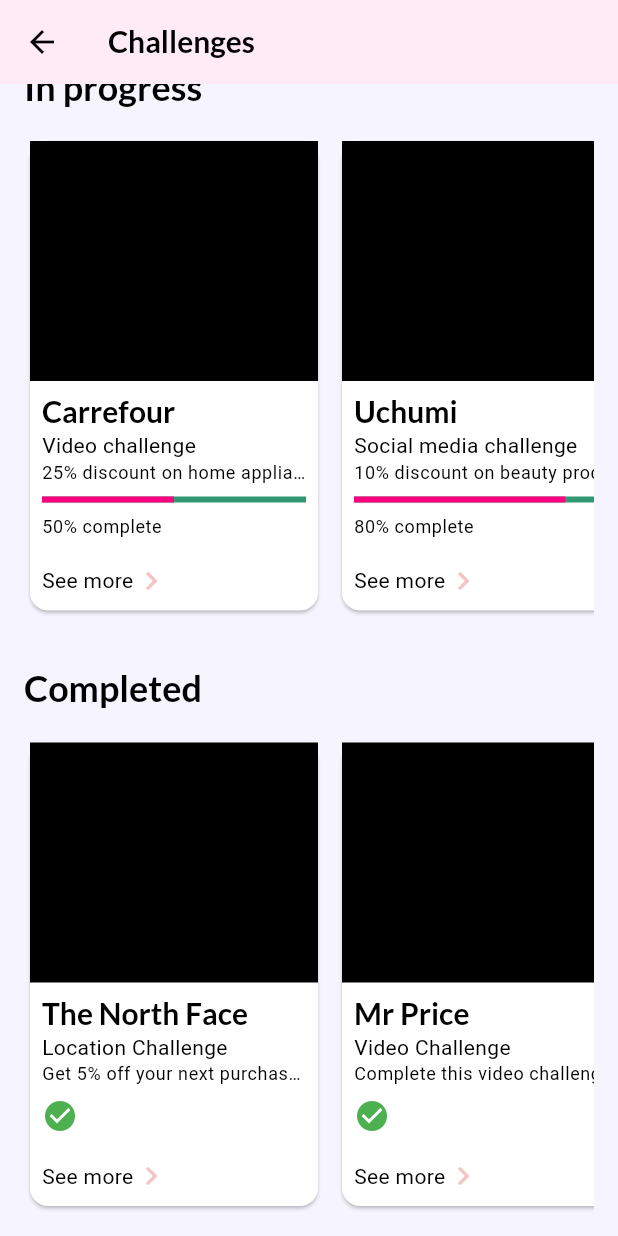
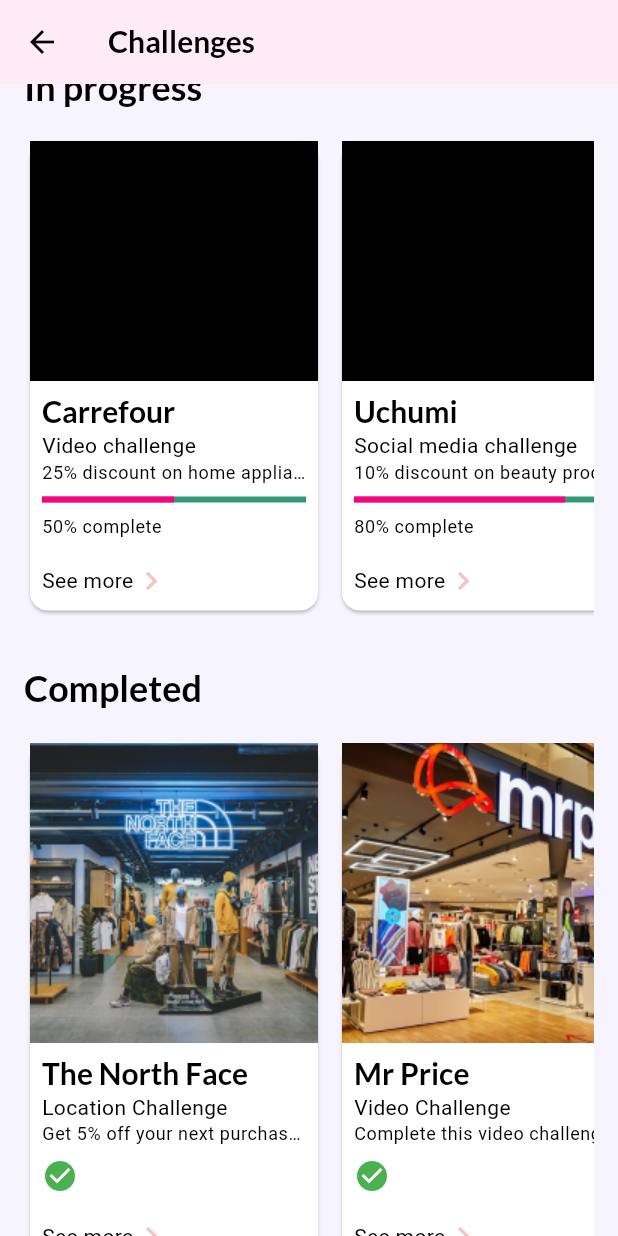
Before and after one commit to adala-wanyande/soko-v2, a Flutter app: the ChallengesScreen screen opened directly, scrolled down 435 dp, on a phone screen of 412 x 824 dp. Run offline on Flutter 3.47's test engine with Material 3 defaults, Android fonts, the phone set to English and light mode, and no system bars; our stand-ins replace carousel_slider, dots_indicator, firebase_auth, firebase_core, flip_card, flutter_riverpod and 4 more; accounts and stored records are empty.

Commit message:
feat: add images to the completed challenge widgets

```diff
--- a/lib/widgets/completed_card.dart
+++ b/lib/widgets/completed_card.dart
@@ -33,8 +33,14 @@
         child: Column(
           children: [
             Container(
-              height: 160,
-              color: Colors.black,
+              height: 200,
+              width: 200,
+              decoration: BoxDecoration(
+                image: DecorationImage(
+                  image: AssetImage(imagePath),
+                  fit: BoxFit.cover,
+                ),
+              ),
             ),
             Padding(
               padding: const EdgeInsets.all(8.0),
```
